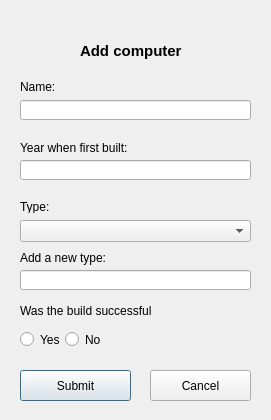
Above: Verklegt/addcomputer.ui from disaerna/T-113-VLN1 before the change. Below: the same form after it.
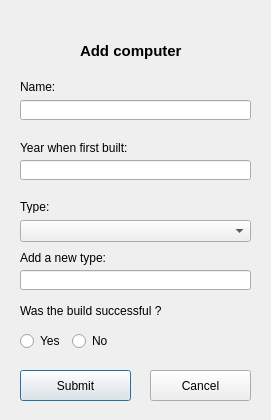
That is the form after the change.

Commit message: lagað texta í addComputer og bætt við virkni á cancel takka í addComputer

```diff
--- a/Verklegt/addcomputer.ui
+++ b/Verklegt/addcomputer.ui
@@ -21,7 +21,7 @@
     <rect>
      <x>80</x>
      <y>20</y>
-     <width>121</width>
+     <width>141</width>
      <height>61</height>
     </rect>
    </property>
@@ -105,7 +105,7 @@
     <rect>
      <x>20</x>
      <y>140</y>
-     <width>111</width>
+     <width>121</width>
      <height>16</height>
     </rect>
    </property>
@@ -192,7 +192,7 @@
     <rect>
      <x>20</x>
      <y>300</y>
-     <width>131</width>
+     <width>161</width>
      <height>21</height>
     </rect>
    </property>
@@ -208,8 +208,8 @@
     <rect>
      <x>20</x>
      <y>330</y>
-     <width>84</width>
-     <height>19</height>
+     <width>98</width>
+     <height>22</height>
     </rect>
    </property>
    <layout class="QHBoxLayout" name="horizontalLayout">
```
The commit also changes 2 other files.
